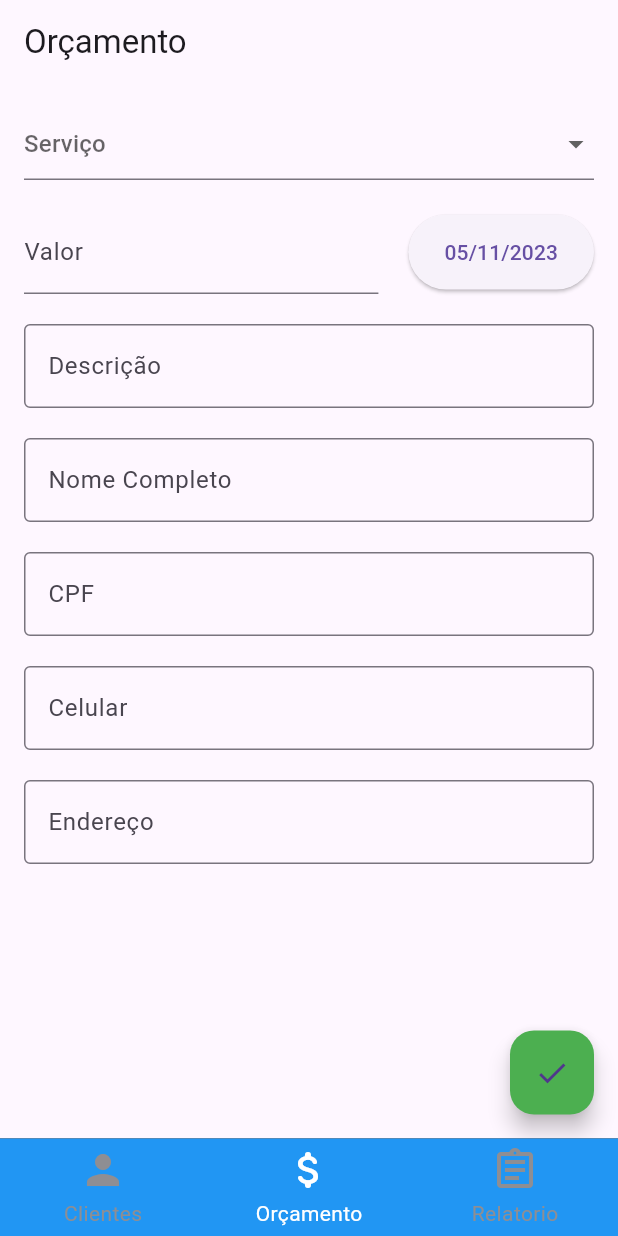
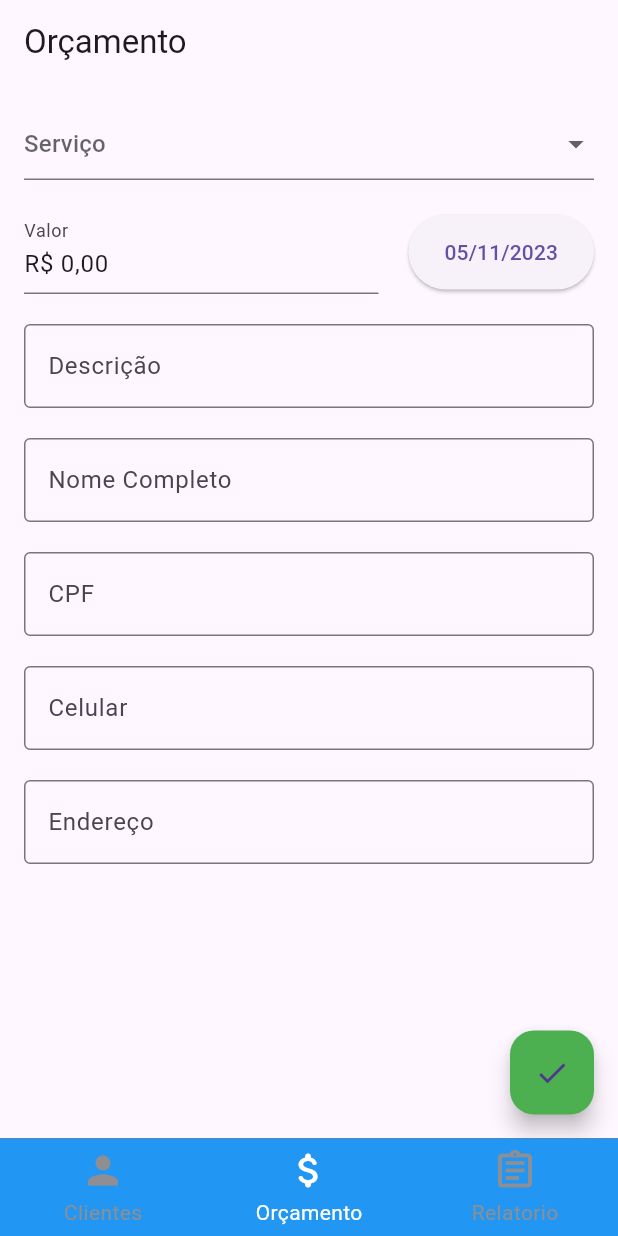
Before and after one commit to Rodrigofroes/flutterApp, a Flutter app: the screen it shows after launch, item 2 of the bottom bar chosen, on a phone screen of 412 x 824 dp. Run offline on Flutter 3.47's test engine with Material 3 defaults, Android fonts, the phone set to English and light mode, and no system bars; drawn by our look-alikes of persistent_bottom_nav_bar; our stand-ins replace cloud_firestore, firebase_core, flutter_masked_text2; missing offline and left inert: map_fields; accounts and stored records are empty.

Commit message:
Atualizacao nos campos de entrada

```diff
--- a/lib/home_page/home_page.dart
+++ b/lib/home_page/home_page.dart
@@ -70,7 +70,7 @@ List<Widget> _buildScreens() {
 List<PersistentBottomNavBarItem> _navBarsItems() {
   return [
     PersistentBottomNavBarItem(
-      iconSize: 32,
+      iconSize: 30,
       icon: const Icon(Icons.person),
       activeColorPrimary: const Color.fromARGB(255, 185, 185, 185),
       title: ("Clientes"),
@@ -80,7 +80,7 @@ List<PersistentBottomNavBarItem> _navBarsItems() {
     PersistentBottomNavBarItem(
       icon: const Icon(Icons.attach_money_rounded),
       activeColorPrimary: const Color.fromARGB(255, 185, 185, 185),
-      iconSize: 32,
+      iconSize: 30,
       title: ("Orçamento"),
       textStyle: const TextStyle(
         color: Color.fromARGB(255, 185, 185, 185)
@@ -88,7 +88,7 @@ List<PersistentBottomNavBarItem> _navBarsItems() {
       activeColorSecondary: Colors.white,
     ),
     PersistentBottomNavBarItem(
-      iconSize: 32,
+      iconSize: 30,
       icon: const Icon(Icons.assignment_outlined),
       activeColorPrimary: const Color.fromARGB(255, 185, 185, 185),
       textStyle: const TextStyle(color: Color.fromARGB(255, 185, 185, 185)),
--- a/lib/pages/orcamento.dart
+++ b/lib/pages/orcamento.dart
@@ -1,5 +1,6 @@
 import 'package:cloud_firestore/cloud_firestore.dart';
 import 'package:flutter/material.dart';
+import 'package:flutter_masked_text2/flutter_masked_text2.dart';
 import 'package:projectapp/list.dart';
 import 'package:projectapp/list/class_list.dart';
 import 'package:projectapp/utils/extesions.dart';
@@ -14,12 +15,18 @@ class OrcamentoPage extends StatefulWidget {
 class _OrcamentoPageState extends State<OrcamentoPage> {
   DateTime _seletDateInit = DateTime.now().add(const Duration(days: -30));
 
+
   String? _servicoSelecionado;
-  final TextEditingController _valorController = TextEditingController();
+  final _valorController = MoneyMaskedTextController(
+    initialValue: 0.00,
+    decimalSeparator: ',',
+    thousandSeparator: '.',
+    leftSymbol: 'R\$ ',
+  );
   final TextEditingController _descricaoController = TextEditingController();
   final TextEditingController _nomeController = TextEditingController();
-  final TextEditingController _cpfController = TextEditingController();
-  final TextEditingController _celularController = TextEditingController();
+  final _cpfController = MaskedTextController(mask: '000.000.000-00');
+  final _celularController = MaskedTextController(mask: '(00) 00000-0000');
   final TextEditingController _enderecoController = TextEditingController();
 
   @override
@@ -63,6 +70,7 @@ class _OrcamentoPageState extends State<OrcamentoPage> {
                   Expanded(
                     child: TextField(
                       controller: _valorController,
+                      keyboardType: TextInputType.number,
                       decoration: const InputDecoration(
                         labelText: 'Valor',
                       ),
@@ -74,7 +82,8 @@ class _OrcamentoPageState extends State<OrcamentoPage> {
                       DateTime? result = await showDatePicker(
                         context: context,
                         initialDate: DateTime.now(),
-                        firstDate: DateTime.now().add(const Duration(days: -800)),
+                        firstDate:
+                            DateTime.now().add(const Duration(days: -800)),
                         lastDate: DateTime.now().add(const Duration()),
                         builder: (context, child) {
                           return SingleChildScrollView(
@@ -126,6 +135,7 @@ class _OrcamentoPageState extends State<OrcamentoPage> {
               const SizedBox(height: 20),
               TextField(
                 controller: _cpfController,
+                keyboardType: TextInputType.number,
                 decoration: const InputDecoration(
                   labelText: 'CPF',
                   border: OutlineInputBorder(),
@@ -134,6 +144,7 @@ class _OrcamentoPageState extends State<OrcamentoPage> {
               const SizedBox(height: 20),
               TextField(
                 controller: _celularController,
+                keyboardType: TextInputType.number,
                 decoration: const InputDecoration(
                   labelText: 'Celular',
                   border: OutlineInputBorder(),
@@ -164,8 +175,7 @@ class _OrcamentoPageState extends State<OrcamentoPage> {
               inputCpf: _cpfController.text,
               inputCelular: _celularController.text,
               inputEnd: _enderecoController.text,
-            dataCriacao: _seletDateInit
-          );
+              dataCriacao: _seletDateInit);
 
           _valorController.clear();
           _descricaoController.clear();
@@ -179,7 +189,6 @@ class _OrcamentoPageState extends State<OrcamentoPage> {
               .add(novoUsuarios.toJson());
 
           listaUsuarios.add(novoUsuarios);
-          print(listaUsuarios.length);
         },
         materialTapTargetSize: MaterialTapTargetSize.padded,
         isExtended: true,
--- a/lib/pages/relatorio.dart
+++ b/lib/pages/relatorio.dart
@@ -1,4 +1,5 @@
 import 'package:flutter/material.dart';
+import 'package:projectapp/list.dart';
 
 class Relatorio extends StatefulWidget {
   const Relatorio({super.key});
@@ -16,11 +17,7 @@ class _RelatorioState extends State<Relatorio> {
       ),
       body: Column(
         children: [
-          Container(
-            child: const Center(
 
-            ),
-          ),
         ],
       ),
     );
--- a/pubspec.yaml
+++ b/pubspec.yaml
@@ -43,6 +43,8 @@ dependencies:
   cloud_firestore: ^4.13.1
   firebase_storage: ^11.5.1
   map_fields: ^0.0.5
+  brasil_fields: ^1.14.1
+  flutter_masked_text2: ^0.9.1
 
 
 dev_dependencies:
```
Also changed, not shown: lib/pages/clientes.dart (+18 -28 lines), pubspec.lock. Lines whose indentation alone changed are shown as unchanged.
